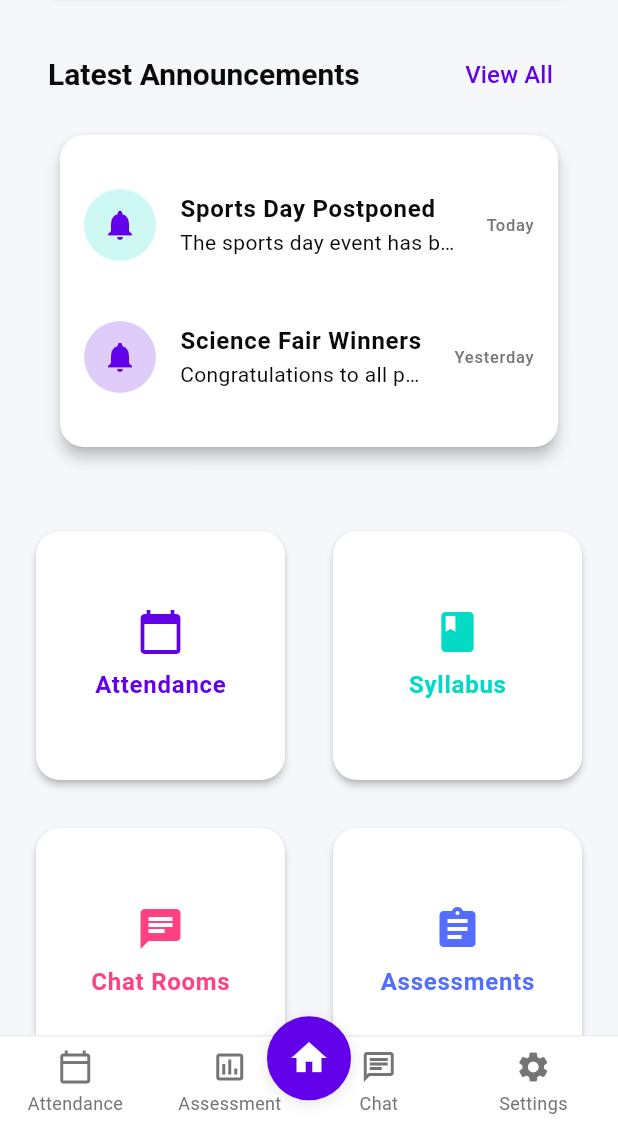
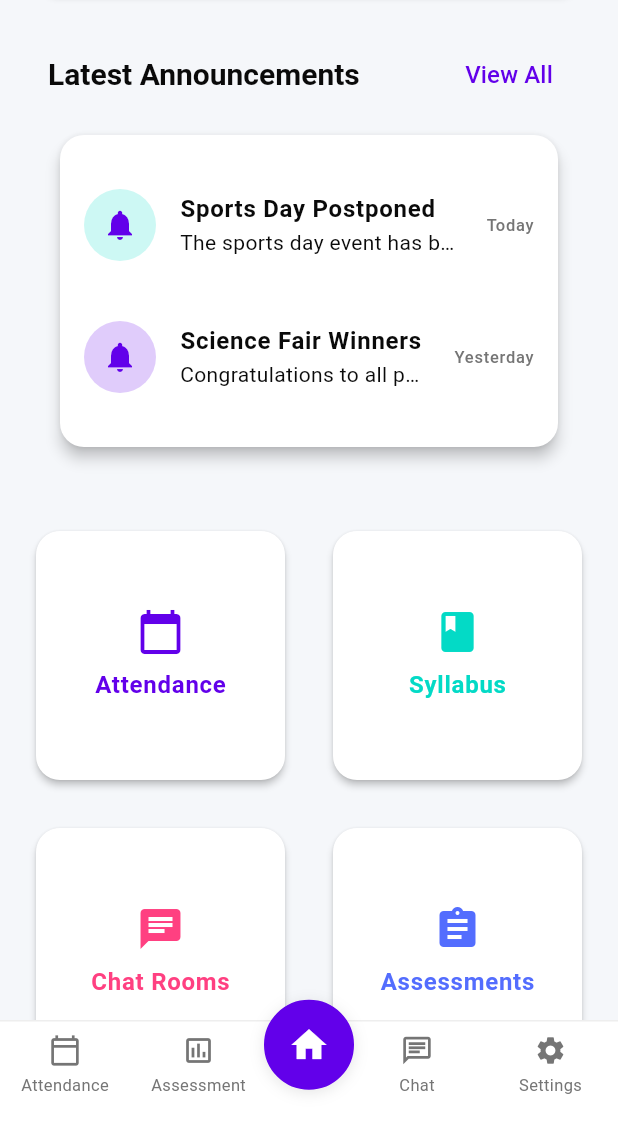
Before and after one commit to shariq-shoaib/Student-Dashbord, a Flutter app: the screen it shows after launch, scrolled down 576 dp, on a phone screen of 412 x 824 dp, the part 96-1236 px from its top. Run offline on Flutter 3.47's test engine with Material 3 defaults, Android fonts, the phone set to English and light mode, and no system bars; network calls fail.

Commit message:
updated bottom navigation bar

```diff
--- a/lib/utils/app_design_system.dart
+++ b/lib/utils/app_design_system.dart
@@ -204,7 +204,7 @@ class AppDesignSystem {
     required BuildContext context,
   }) {
     return Container(
-      height: 70,
+      height: 80, // Increased height for better spacing
       decoration: BoxDecoration(
         color: Colors.white,
         border: Border(top: BorderSide(color: Colors.grey.shade200, width: 1)),
@@ -214,8 +214,12 @@ class AppDesignSystem {
           // Main navigation items
           Row(
             children: [
-              // Left side items
+              // Left side items - now with more balanced spacing
               Expanded(
+                child: Container(
+                  margin: const EdgeInsets.only(
+                    right: 28,
+                  ), // Added margin to push items left
                   child: Row(
                     mainAxisAlignment: MainAxisAlignment.spaceAround,
                     children: [
@@ -234,9 +238,14 @@ class AppDesignSystem {
                     ],
                   ),
                 ),
+              ),
 
-              // Right side items
+              // Right side items - now with more balanced spacing
               Expanded(
+                child: Container(
+                  margin: const EdgeInsets.only(
+                    left: 28,
+                  ), // Added margin to push items right
                   child: Row(
                     mainAxisAlignment: MainAxisAlignment.spaceAround,
                     children: [
@@ -255,18 +264,22 @@ class AppDesignSystem {
                     ],
                   ),
                 ),
+              ),
             ],
           ),
 
-          // Center button
+          // Center button - adjusted positioning
           Center(
             child: Transform.translate(
-              offset: const Offset(0, -20),
+              offset: const Offset(
+                0,
+                -24,
+              ), // Slightly higher to accommodate new height
               child: GestureDetector(
                 onTap: () => onTap(2),
                 child: Container(
-                  width: 56,
-                  height: 56,
+                  width: 60, // Slightly larger
+                  height: 60, // Slightly larger
                   decoration: BoxDecoration(
                     color: currentIndex == 2 ? AppColors.primary : Colors.white,
                     shape: BoxShape.circle,
@@ -299,6 +312,7 @@ class AppDesignSystem {
     );
   }
 
+  // Updated _buildNavItem with better spacing
   static Widget _buildNavItem({
     required IconData icon,
     required String label,
@@ -310,21 +324,27 @@ class AppDesignSystem {
       child: InkWell(
         onTap: onTap,
         child: Container(
-          padding: const EdgeInsets.symmetric(vertical: 8, horizontal: 12),
+          padding: const EdgeInsets.symmetric(
+            vertical: 8,
+            horizontal: 8,
+          ), // Reduced horizontal padding
+          constraints: const BoxConstraints(
+            minWidth: 56,
+          ), // Minimum width for each item
           child: Column(
             mainAxisSize: MainAxisSize.min,
             mainAxisAlignment: MainAxisAlignment.center,
             children: [
               Icon(
                 icon,
-                size: 24,
+                size: 22, // Slightly smaller icon
                 color: isSelected ? AppColors.primary : Colors.grey.shade600,
               ),
               const SizedBox(height: 4),
               Text(
                 label,
                 style: TextStyle(
-                  fontSize: 12,
+                  fontSize: 11, // Slightly smaller font
                   color: isSelected ? AppColors.primary : Colors.grey.shade600,
                 ),
               ),
```
Lines whose indentation alone changed are shown as unchanged.
